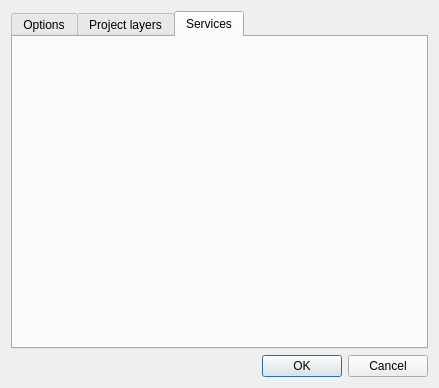
The window that ui/ui_settings.ui (3nids/quickfinder) describes before a commit, drawn with Qt 5.
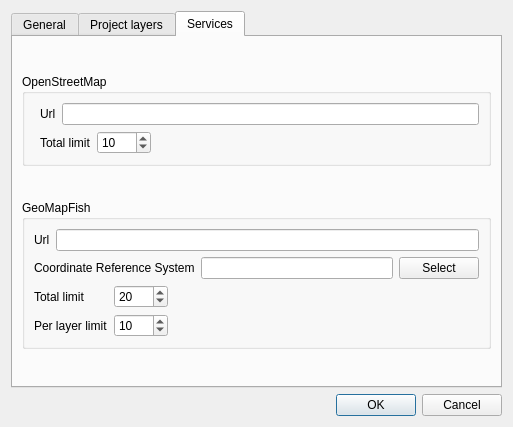
The same window after the commit. The open tabs and pages were chosen to show the change. Icons and pictures are not drawn.

Commit message: add osm and geomapfish finders

Patch:
```diff
--- a/ui/ui_settings.ui
+++ b/ui/ui_settings.ui
@@ -6,8 +6,8 @@
    <rect>
     <x>0</x>
     <y>0</y>
-    <width>439</width>
-    <height>388</height>
+    <width>513</width>
+    <height>427</height>
    </rect>
   </property>
   <property name="windowTitle">
@@ -21,7 +21,7 @@
      </property>
      <widget class="QWidget" name="optionsTab">
       <attribute name="title">
-       <string>Options</string>
+       <string>General</string>
       </attribute>
       <layout class="QFormLayout" name="formLayout">
        <property name="fieldGrowthPolicy">
@@ -254,6 +254,248 @@
       <attribute name="title">
        <string>Services</string>
       </attribute>
+      <layout class="QVBoxLayout" name="verticalLayout_2">
+       <item>
+        <spacer name="verticalSpacer_3">
+         <property name="orientation">
+          <enum>Qt::Vertical</enum>
+         </property>
+         <property name="sizeHint" stdset="0">
+          <size>
+           <width>20</width>
+           <height>40</height>
+          </size>
+         </property>
+        </spacer>
+       </item>
+       <item>
+        <widget class="QGroupBox" name="osm">
+         <property name="title">
+          <string>OpenStreetMap</string>
+         </property>
+         <layout class="QFormLayout" name="formLayout_3">
+          <property name="fieldGrowthPolicy">
+           <enum>QFormLayout::AllNonFixedFieldsGrow</enum>
+          </property>
+          <item row="1" column="1">
+           <layout class="QHBoxLayout" name="horizontalLayout_7">
+            <item>
+             <widget class="QLabel" name="osm_limitLabel">
+              <property name="text">
+               <string>Total limit</string>
+              </property>
+             </widget>
+            </item>
+            <item>
+             <widget class="QSpinBox" name="osm_limit">
+              <property name="minimum">
+               <number>1</number>
+              </property>
+              <property name="maximum">
+               <number>1000</number>
+              </property>
+              <property name="value">
+               <number>10</number>
+              </property>
+             </widget>
+            </item>
+            <item>
+             <spacer name="horizontalSpacer_5">
+              <property name="orientation">
+               <enum>Qt::Horizontal</enum>
+              </property>
+              <property name="sizeHint" stdset="0">
+               <size>
+                <width>40</width>
+                <height>20</height>
+               </size>
+              </property>
+             </spacer>
+            </item>
+           </layout>
+          </item>
+          <item row="0" column="1">
+           <layout class="QHBoxLayout" name="horizontalLayout_8">
+            <item>
+             <widget class="QLabel" name="osm_urlLabel">
+              <property name="text">
+               <string>Url</string>
+              </property>
+             </widget>
+            </item>
+            <item>
+             <widget class="QLineEdit" name="osm_url"/>
+            </item>
+           </layout>
+          </item>
+         </layout>
+        </widget>
+       </item>
+       <item>
+        <spacer name="verticalSpacer">
+         <property name="orientation">
+          <enum>Qt::Vertical</enum>
+         </property>
+         <property name="sizeHint" stdset="0">
+          <size>
+           <width>20</width>
+           <height>40</height>
+          </size>
+         </property>
+        </spacer>
+       </item>
+       <item>
+        <widget class="QGroupBox" name="geomapfish">
+         <property name="title">
+          <string>GeoMapFish</string>
+         </property>
+         <layout class="QVBoxLayout" name="verticalLayout_3">
+          <item>
+           <layout class="QHBoxLayout" name="horizontalLayout_4">
+            <item>
+             <widget class="QLabel" name="geomapfish_urlLabel">
+              <property name="text">
+               <string>Url</string>
+              </property>
+             </widget>
+            </item>
+            <item>
+             <widget class="QLineEdit" name="geomapfish_url"/>
+            </item>
+           </layout>
+          </item>
+          <item>
+           <layout class="QHBoxLayout" name="horizontalLayout_3">
+            <item>
+             <widget class="QLabel" name="geomapfish_crsLabel">
+              <property name="sizePolicy">
+               <sizepolicy hsizetype="Preferred" vsizetype="Preferred">
+                <horstretch>0</horstretch>
+                <verstretch>0</verstretch>
+               </sizepolicy>
+              </property>
+              <property name="text">
+               <string>Coordinate Reference System</string>
+              </property>
+             </widget>
+            </item>
+            <item>
+             <widget class="QLineEdit" name="geomapfish_crs">
+              <property name="enabled">
+               <bool>true</bool>
+              </property>
+              <property name="inputMask">
+               <string/>
+              </property>
+              <property name="readOnly">
+               <bool>true</bool>
+              </property>
+             </widget>
+            </item>
+            <item>
+             <widget class="QPushButton" name="geomapfish_crsButton">
+              <property name="text">
+               <string>Select</string>
+              </property>
+             </widget>
+            </item>
+           </layout>
+          </item>
+          <item>
+           <layout class="QFormLayout" name="formLayout_4">
+            <item row="1" column="0">
+             <widget class="QLabel" name="geomapfish_limitLabel">
+              <property name="text">
+               <string>Total limit</string>
+              </property>
+             </widget>
+            </item>
+            <item row="1" column="1">
+             <layout class="QHBoxLayout" name="horizontalLayout_6">
+              <item>
+               <widget class="QSpinBox" name="geomapfish_limit_2">
+                <property name="minimum">
+                 <number>1</number>
+                </property>
+                <property name="maximum">
+                 <number>1000</number>
+                </property>
+                <property name="value">
+                 <number>20</number>
+                </property>
+               </widget>
+              </item>
+              <item>
+               <spacer name="horizontalSpacer_4">
+                <property name="orientation">
+                 <enum>Qt::Horizontal</enum>
+                </property>
+                <property name="sizeHint" stdset="0">
+                 <size>
+                  <width>40</width>
+                  <height>20</height>
+                 </size>
+                </property>
+               </spacer>
+              </item>
+             </layout>
+            </item>
+            <item row="2" column="0">
+             <widget class="QLabel" name="geomapfish_partitionlimitLabel">
+              <property name="text">
+               <string>Per layer limit</string>
+              </property>
+             </widget>
+            </item>
+            <item row="2" column="1">
+             <layout class="QHBoxLayout" name="horizontalLayout_5">
+              <item>
+               <widget class="QSpinBox" name="geomapfish_partitionlimit">
+                <property name="minimum">
+                 <number>1</number>
+                </property>
+                <property name="maximum">
+                 <number>1000</number>
+                </property>
+                <property name="value">
+                 <number>10</number>
+                </property>
+               </widget>
+              </item>
+              <item>
+               <spacer name="horizontalSpacer_3">
+                <property name="orientation">
+                 <enum>Qt::Horizontal</enum>
+                </property>
+                <property name="sizeHint" stdset="0">
+                 <size>
+                  <width>40</width>
+                  <height>20</height>
+                 </size>
+                </property>
+               </spacer>
+              </item>
+             </layout>
+            </item>
+           </layout>
+          </item>
+         </layout>
+        </widget>
+       </item>
+       <item>
+        <spacer name="verticalSpacer_2">
+         <property name="orientation">
+          <enum>Qt::Vertical</enum>
+         </property>
+         <property name="sizeHint" stdset="0">
+          <size>
+           <width>20</width>
+           <height>40</height>
+          </size>
+         </property>
+        </spacer>
+       </item>
+      </layout>
      </widget>
     </widget>
    </item>
```
Left out of the diff: 78 changed lines with no effect on the pictures. The commit also changes 11 other files.
